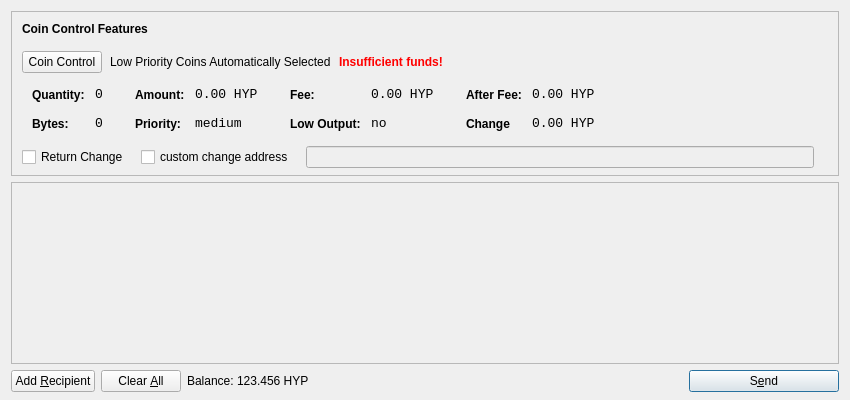
The window that src/qt/forms/sendcoinsdialog.ui (davidlatapie/HyperStake) describes before a commit, drawn with Qt 5.
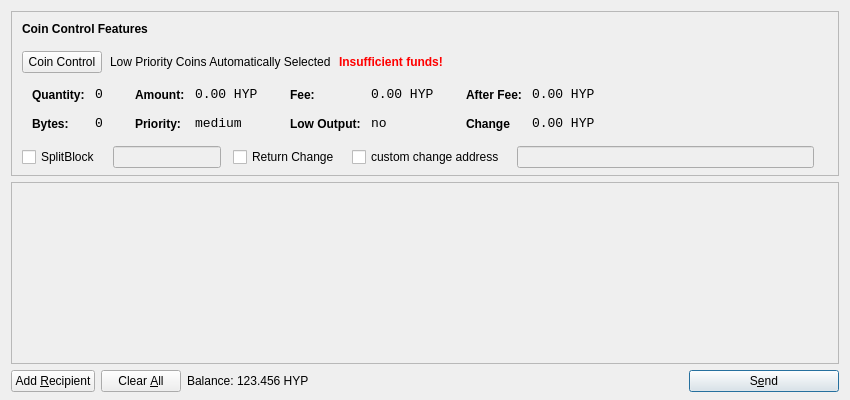
The same window after the commit. Icons and pictures are not drawn.

Commit message:
Add split stake to GUI
need to add calculator next to the line edit to show what size each
block will be. The formatting wasn't working well for me, so will add it
later.

What changed in the file:
```diff
--- a/src/qt/forms/sendcoinsdialog.ui
+++ b/src/qt/forms/sendcoinsdialog.ui
@@ -549,7 +549,7 @@
          </widget>
         </item>
         <item>
-         <layout class="QHBoxLayout" name="horizontalLayoutCoinControl4" stretch="0,0,0,0">
+         <layout class="QHBoxLayout" name="horizontalLayoutCoinControl4" stretch="0,0,0,0,0,0">
           <property name="spacing">
            <number>12</number>
           </property>
@@ -562,6 +562,26 @@
           <property name="rightMargin">
            <number>5</number>
           </property>
+          <item>
+           <widget class="QCheckBox" name="splitBlockCheckBox">
+            <property name="text">
+             <string>SplitBlock</string>
+            </property>
+           </widget>
+          </item>
+          <item>
+           <widget class="QLineEdit" name="splitBlockLineEdit">
+            <property name="enabled">
+             <bool>false</bool>
+            </property>
+            <property name="sizePolicy">
+             <sizepolicy hsizetype="Fixed" vsizetype="Fixed">
+              <horstretch>0</horstretch>
+              <verstretch>0</verstretch>
+             </sizepolicy>
+            </property>
+           </widget>
+          </item>
           <item>
            <widget class="QCheckBox" name="returnChangeCheckBox">
             <property name="text">
```
Left out of the diff: 25 changed lines with no effect on the pictures. The commit also changes 7 other files.
